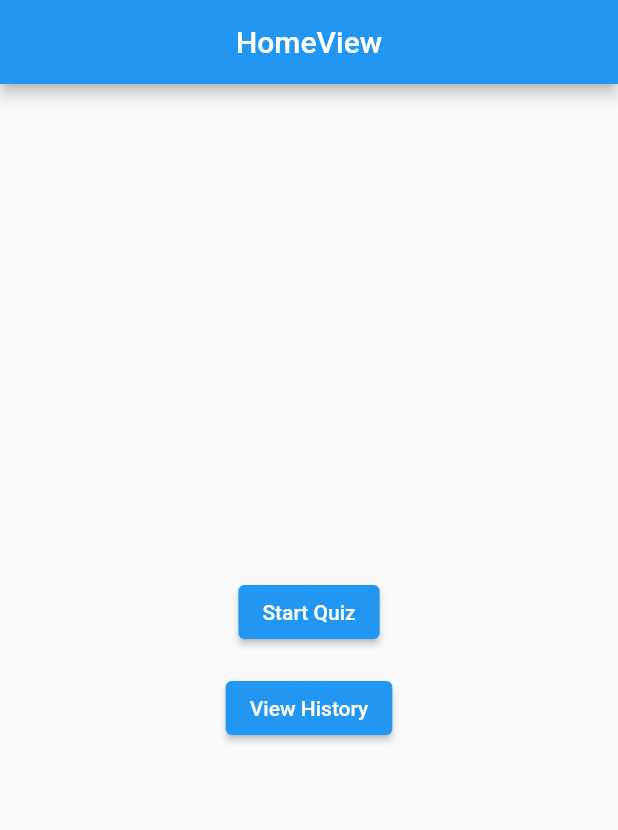
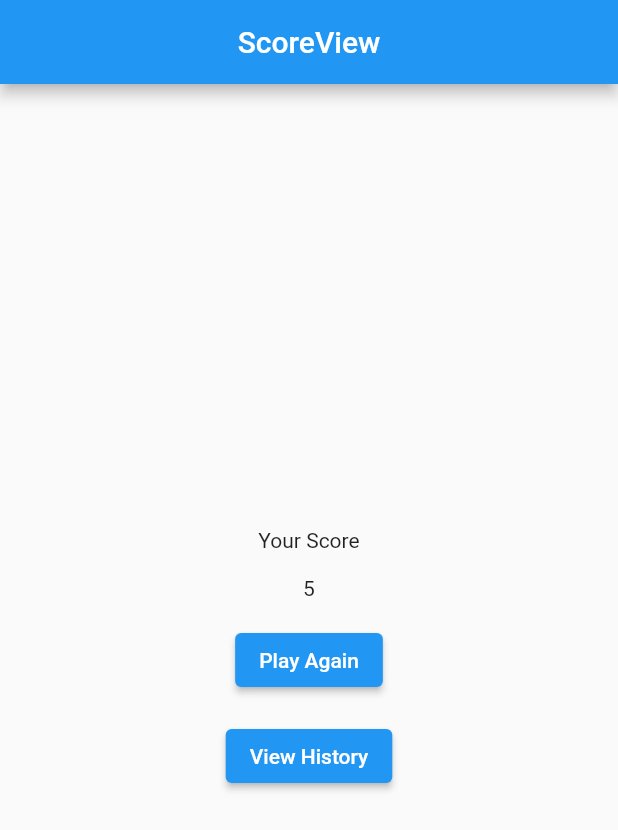
Before and after one commit to alpondith/trivia-quiz, a Flutter app: the screen it shows after launch, after a tap on "View History", on a phone screen of 412 x 824 dp. Shown: the top 830 px of the screen. Run offline on Flutter 3.47's test engine with Material 2 defaults, Android fonts, the phone set to English and light mode, and no system bars; our stand-ins replace get.

Commit message:
score page without ui

```diff
--- /dev/null
+++ b/lib/app/modules/score/bindings/score_binding.dart
@@ -0,0 +1,12 @@
+import 'package:get/get.dart';
+
+import '../controllers/score_controller.dart';
+
+class ScoreBinding extends Bindings {
+  @override
+  void dependencies() {
+    Get.lazyPut<ScoreController>(
+      () => ScoreController(),
+    );
+  }
+}
--- /dev/null
+++ b/lib/app/modules/score/controllers/score_controller.dart
@@ -0,0 +1,3 @@
+import 'package:get/get.dart';
+
+class ScoreController extends GetxController {}
--- /dev/null
+++ b/lib/app/modules/score/views/score_view.dart
@@ -0,0 +1,38 @@
+import 'package:flutter/material.dart';
+
+import 'package:get/get.dart';
+
+import '../controllers/score_controller.dart';
+
+class ScoreView extends GetView<ScoreController> {
+  const ScoreView({Key? key}) : super(key: key);
+  @override
+  Widget build(BuildContext context) {
+    return Scaffold(
+      appBar: AppBar(
+        title: const Text('ScoreView'),
+        centerTitle: true,
+      ),
+      body: Center(
+        child: Column(
+          mainAxisAlignment: MainAxisAlignment.center,
+          children: [
+            const Text("Your Score"),
+            const SizedBox(height: 16),
+            const Text("5"),
+            const SizedBox(height: 16),
+            ElevatedButton(
+              onPressed: () {},
+              child: const Text('Play Again'),
+            ),
+            const SizedBox(height: 16),
+            ElevatedButton(
+              onPressed: () {},
+              child: const Text('View History'),
+            ),
+          ],
+        ),
+      ),
+    );
+  }
+}
--- a/lib/app/routes/app_pages.dart
+++ b/lib/app/routes/app_pages.dart
@@ -4,6 +4,8 @@ import '../modules/home/bindings/home_binding.dart';
 import '../modules/home/views/home_view.dart';
 import '../modules/quiz/bindings/quiz_binding.dart';
 import '../modules/quiz/views/quiz_view.dart';
+import '../modules/score/bindings/score_binding.dart';
+import '../modules/score/views/score_view.dart';
 
 // ignore_for_file: constant_identifier_names
 
@@ -12,7 +14,7 @@ part 'app_routes.dart';
 class AppPages {
   AppPages._();
 
-  static const INITIAL = Routes.HOME;
+  static const INITIAL = Routes.SCORE;
 
   static final routes = [
     GetPage(
@@ -25,5 +27,10 @@ class AppPages {
       page: () => const QuizView(),
       binding: QuizBinding(),
     ),
+    GetPage(
+      name: _Paths.SCORE,
+      page: () => const ScoreView(),
+      binding: ScoreBinding(),
+    ),
   ];
 }
--- a/lib/app/routes/app_routes.dart
+++ b/lib/app/routes/app_routes.dart
@@ -7,10 +7,12 @@ abstract class Routes {
   Routes._();
   static const HOME = _Paths.HOME;
   static const QUIZ = _Paths.QUIZ;
+  static const SCORE = _Paths.SCORE;
 }
 
 abstract class _Paths {
   _Paths._();
   static const HOME = '/home';
   static const QUIZ = '/quiz';
+  static const SCORE = '/score';
 }
```
